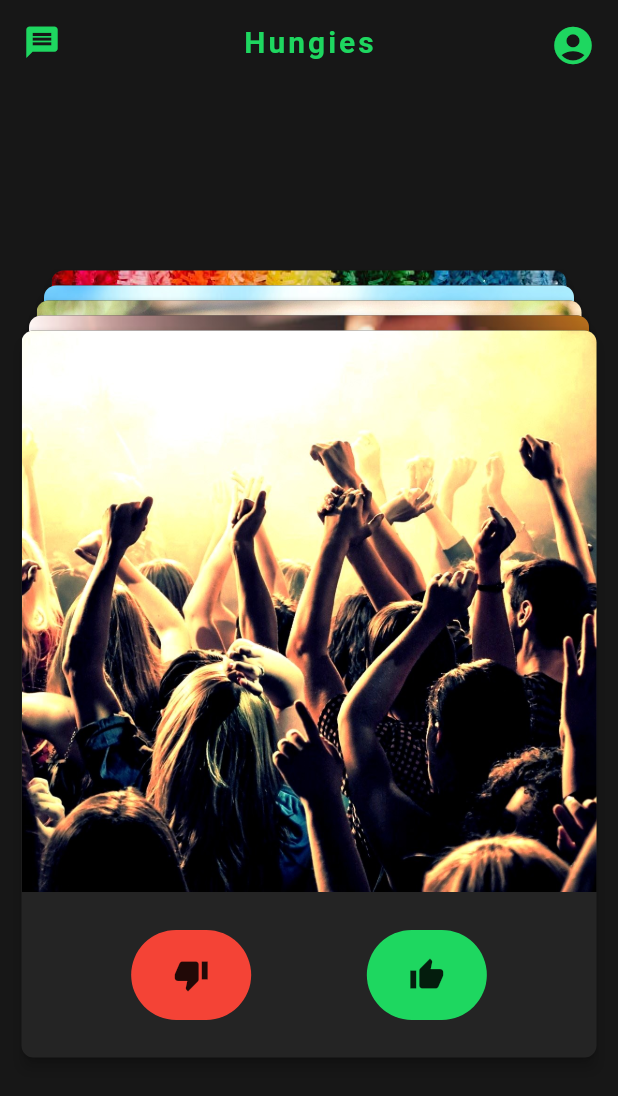
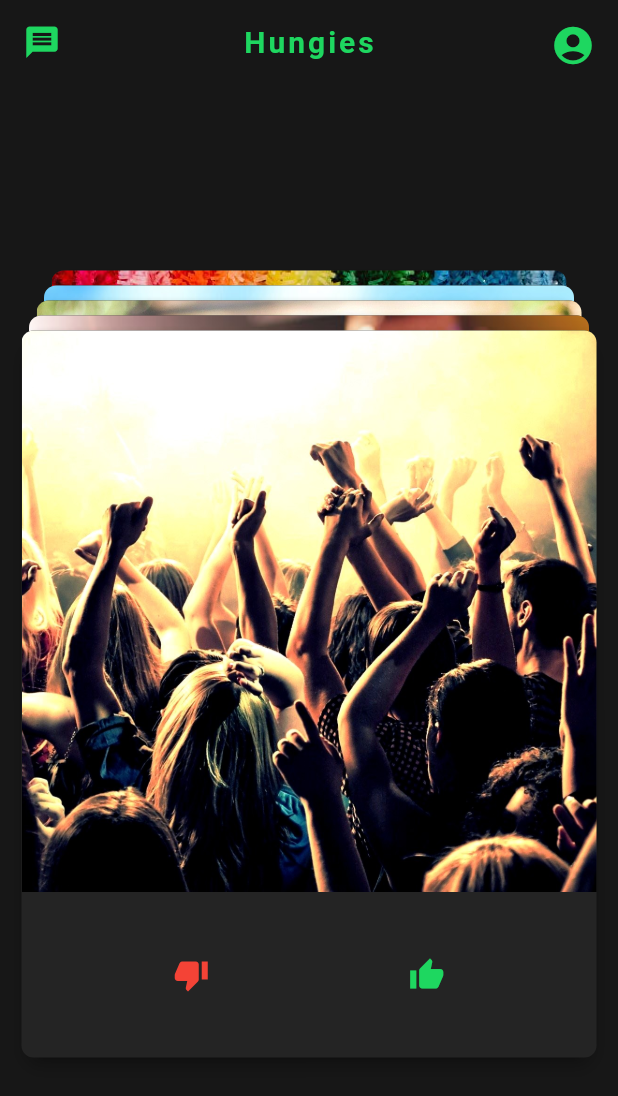
Before and after one commit to muhanator/Hungies, a Flutter app: the screen it shows after launch, on a phone screen of 412 x 824 dp. Shown: the top 1096 px of the screen. Run offline on Flutter 3.47's test engine with Material 2 defaults, Android fonts, the phone set to English and light mode, and no system bars.

Commit message:
made main fixes

```diff
--- a/lib/SwipeAnimation/activeCard.dart
+++ b/lib/SwipeAnimation/activeCard.dart
@@ -18,7 +18,6 @@ Positioned cardDemo(
     Function swipeRight,
     Function swipeLeft) {
   Size screenSize = MediaQuery.of(context).size;
-  // print("Card");
   return  Positioned(
     bottom: 100.0 + bottom,
     right: flag == 0 ? right != 0.0 ? right : null : null,
@@ -35,7 +34,6 @@ Positioned cardDemo(
         // });
       },
       onDismissed: (DismissDirection direction) {
-//          _swipeAnimation();
         if (direction == DismissDirection.endToStart)
           dismissImg(img);
         else
@@ -43,9 +41,7 @@ Positioned cardDemo(
       },
       child:  Transform(
         alignment: flag == 0 ? Alignment.bottomRight : Alignment.bottomLeft,
-        //transform: null,
         transform:  Matrix4.skewX(skew),
-        //..rotateX(-math.pi / rotation),
         child:  RotationTransition(
           turns:  AlwaysStoppedAnimation(
               flag == 0 ? rotation / 360 : -rotation / 360),
@@ -53,15 +49,14 @@ Positioned cardDemo(
             tag: "img",
             child:  GestureDetector(
               onTap: () {
-                // Navigator.push(
-                //     context,
-                //      MaterialPageRoute(
-                //         builder: (context) =>  DetailPage(type: img)));
                 Navigator.of(context).push( PageRouteBuilder(
                       pageBuilder: (_, __, ___) =>  DetailPage(type: img),
                     ));
               },
               child: Card(
+                shape: RoundedRectangleBorder(
+                      borderRadius: BorderRadius.circular(15.0),
+                     ),
                 color: Colors.transparent,
                 elevation: 4.0,
                 child: Container(
@@ -102,11 +97,11 @@ Positioned cardDemo(
                                     width: 80,
                                     alignment: Alignment.center,
                                     decoration:  BoxDecoration(
-                                      color: Colors.red,
+                                      color: CARD_GREY,
                                       borderRadius:
                                            BorderRadius.circular(60.0),
                                     ),
-                                    child: Icon(Icons.thumb_down)
+                                    child: Icon(Icons.thumb_down, color: Colors.red,)
                                   )),
                                FlatButton(
                                   padding:  EdgeInsets.all(0.0),
@@ -118,11 +113,11 @@ Positioned cardDemo(
                                     width: 80,
                                     alignment: Alignment.center,
                                     decoration:  BoxDecoration(
-                                      color: GREEN,
+                                      color: CARD_GREY,
                                       borderRadius:
                                            BorderRadius.circular(60.0),
                                     ),
-                                    child: Icon(Icons.thumb_up),
+                                    child: Icon(Icons.thumb_up, color: GREEN,),
                                   ))
                             ],
                           ))
--- a/lib/SwipeAnimation/dummyCard.dart
+++ b/lib/SwipeAnimation/dummyCard.dart
@@ -18,6 +18,9 @@ Positioned cardDemoDummy(
     // right: flag == 0 ? right != 0.0 ? right : null : null,
     //left: flag == 1 ? right != 0.0 ? right : null : null,
     child: new Card(
+      shape:RoundedRectangleBorder(
+                      borderRadius: BorderRadius.circular(15.0),
+                     ),
       color: Colors.transparent,
       elevation: 4.0,
       child: new Container(
@@ -56,25 +59,25 @@ Positioned cardDemoDummy(
                                     width: 80,
                                     alignment: Alignment.center,
                                     decoration:  BoxDecoration(
-                                      color: Colors.red,
+                                      color: CARD_GREY,
                                       borderRadius:
                                            BorderRadius.circular(60.0),
                                     ),
-                                    child: Icon(Icons.thumb_down)
+                                    child: Icon(Icons.thumb_down, color: Colors.red,)
                                   )),
                                FlatButton(
                                   padding:  EdgeInsets.all(0.0),
                                   onPressed: () {},
-                                  child:  Container(
+                                  child: Container(
                                     height: 60,
                                     width: 80,
                                     alignment: Alignment.center,
                                     decoration:  BoxDecoration(
-                                      color: GREEN,
+                                      color: CARD_GREY,
                                       borderRadius:
                                            BorderRadius.circular(60.0),
                                     ),
-                                    child: Icon(Icons.thumb_up),
+                                    child: Icon(Icons.thumb_up, color: GREEN,),
                                   ))
                             ],
                           ))
```
